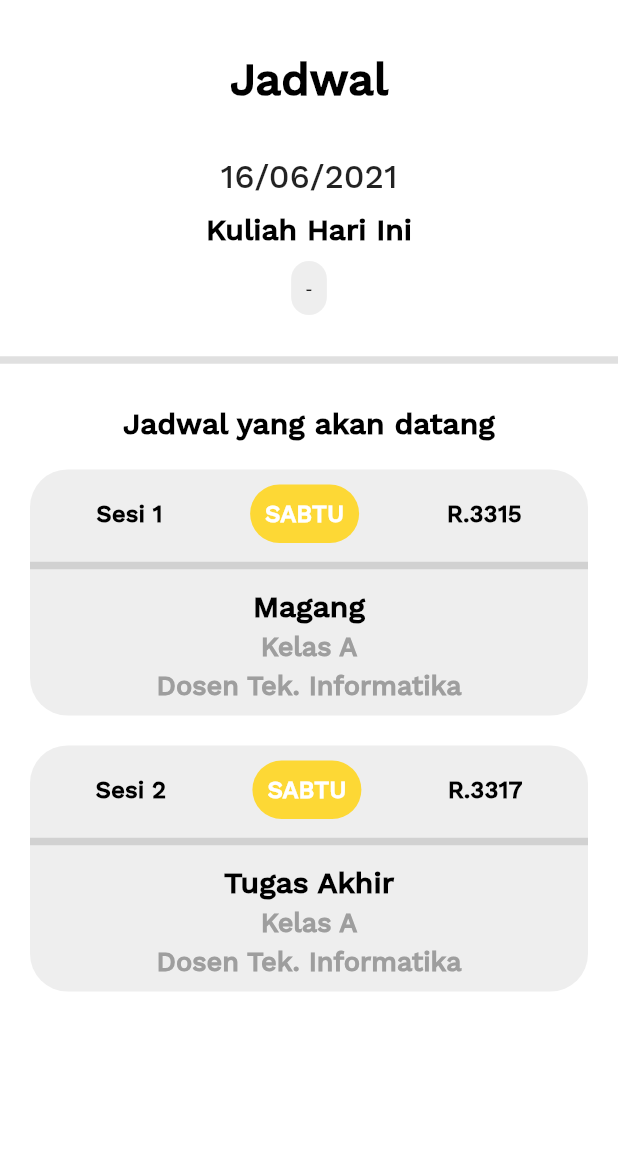
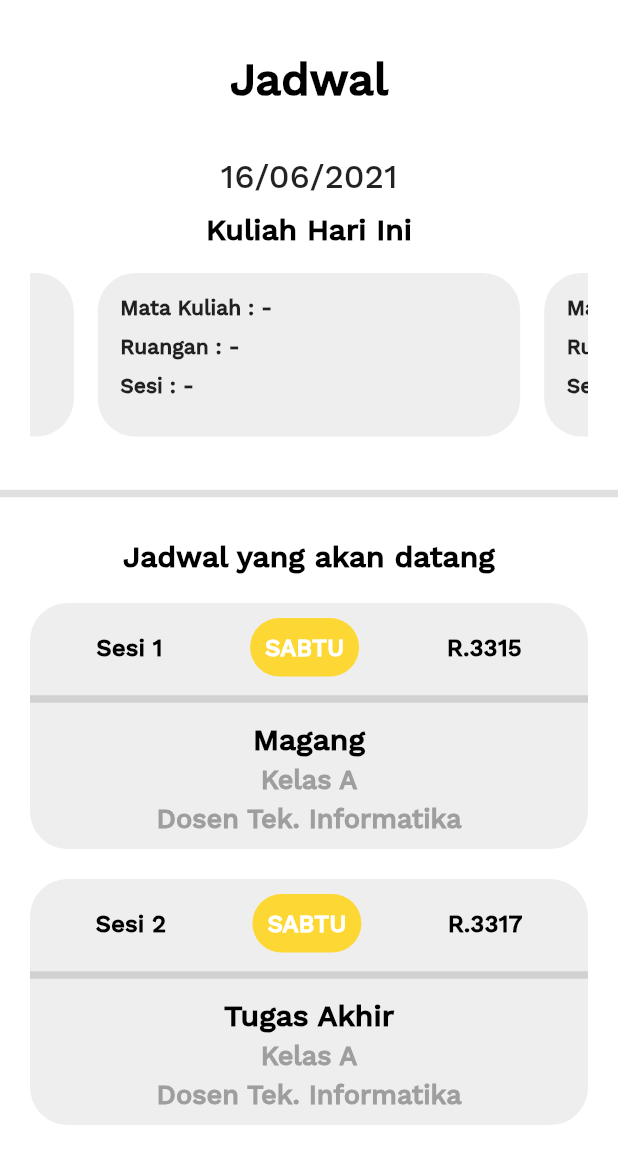
Before and after one commit to NathaVin123/Presensi-BLE-Beacon-Flutter, a Flutter app: the MahasiswaJadwalDashboardPage screen opened by its route, on a phone screen of 412 x 824 dp. Shown: the top 1164 px of the screen. Run offline on Flutter 3.47's test engine with Material 2 defaults, Android fonts, the phone set to English and light mode, and no system bars; drawn by our look-alikes of carousel_slider; our stand-ins replace flutter_blue, fluttertoast, font_awesome_flutter, get, permission_handler, shared_preferences and 1 more; missing offline and left inert: flutter_beacon, system_setting; accounts and stored records are empty; project files that could hold a hidden picture were left out.

Commit message:
Minor Update.

```diff
--- a/lib/UI/Mahasiswa/Jadwal/MahasiswaJadwalDashboardPage.dart
+++ b/lib/UI/Mahasiswa/Jadwal/MahasiswaJadwalDashboardPage.dart
@@ -1,5 +1,6 @@
 import 'dart:async';
 
+import 'package:carousel_slider/carousel_slider.dart';
 import 'package:flutter/material.dart';
 import 'package:presensiblebeacon/MODEL/Mahasiswa/JadwalMahasiswaModel.dart';
 import 'package:shimmer/shimmer.dart';
@@ -238,13 +239,72 @@ class _MahasiswaJadwalDashboardPageState
                             ),
                             Padding(
                               padding: const EdgeInsets.all(10),
-                              child: Container(
-                                decoration: BoxDecoration(
-                                    color: Colors.grey[200],
-                                    borderRadius: BorderRadius.circular(25)),
-                                child: Padding(
-                                  padding: EdgeInsets.all(10),
-                                  child: Text('-'),
+                              child: CarouselSlider(
+                                items: [
+                                  Padding(
+                                    padding: const EdgeInsets.all(8.0),
+                                    child: Container(
+                                      decoration: BoxDecoration(
+                                          color: Colors.grey[200],
+                                          borderRadius:
+                                              BorderRadius.circular(25)),
+                                      child: Padding(
+                                        padding: EdgeInsets.all(10),
+                                        child: Column(
+                                          children: [
+                                            Align(
+                                              alignment: Alignment.centerLeft,
+                                              child: Padding(
+                                                padding:
+                                                    const EdgeInsets.all(5.0),
+                                                child: Text('Mata Kuliah : -',
+                                                    style: TextStyle(
+                                                        fontSize: 14,
+                                                        fontWeight:
+                                                            FontWeight.bold,
+                                                        fontFamily:
+                                                            'WorkSansMedium')),
+                                              ),
+                                            ),
+                                            Align(
+                                              alignment: Alignment.centerLeft,
+                                              child: Padding(
+                                                padding:
+                                                    const EdgeInsets.all(5.0),
+                                                child: Text('Ruangan : -',
+                                                    style: TextStyle(
+                                                        fontSize: 14,
+                                                        fontWeight:
+                                                            FontWeight.bold,
+                                                        fontFamily:
+                                                            'WorkSansMedium')),
+                                              ),
+                                            ),
+                                            Align(
+                                              alignment: Alignment.centerLeft,
+                                              child: Padding(
+                                                padding:
+                                                    const EdgeInsets.all(5.0),
+                                                child: Text('Sesi : -',
+                                                    style: TextStyle(
+                                                        fontSize: 14,
+                                                        fontWeight:
+                                                            FontWeight.bold,
+                                                        fontFamily:
+                                                            'WorkSansMedium')),
+                                              ),
+                                            ),
+                                          ],
+                                        ),
+                                      ),
+                                    ),
+                                  ),
+                                ],
+                                options: CarouselOptions(
+                                  initialPage: 0,
+                                  enlargeCenterPage: false,
+                                  height: 125,
+                                  scrollDirection: Axis.horizontal,
                                 ),
                               ),
                             ),
```
Also changed, not shown: lib/UI/Login/SplashPage.dart (+7 -7 lines), lib/UI/Mahasiswa/Akun/MahasiswaAkunDashboardPage.dart (+4 -9 lines), lib/UI/Mahasiswa/Akun/MahasiswaInformasiAkunPage.dart (+23 -0 lines), lib/UI/Mahasiswa/MahasiswaDashboardPage.dart (+4 -4 lines), lib/UI/Mahasiswa/Presensi/MahasiswaPresensiDashboardPage.dart (+5 -5 lines).
